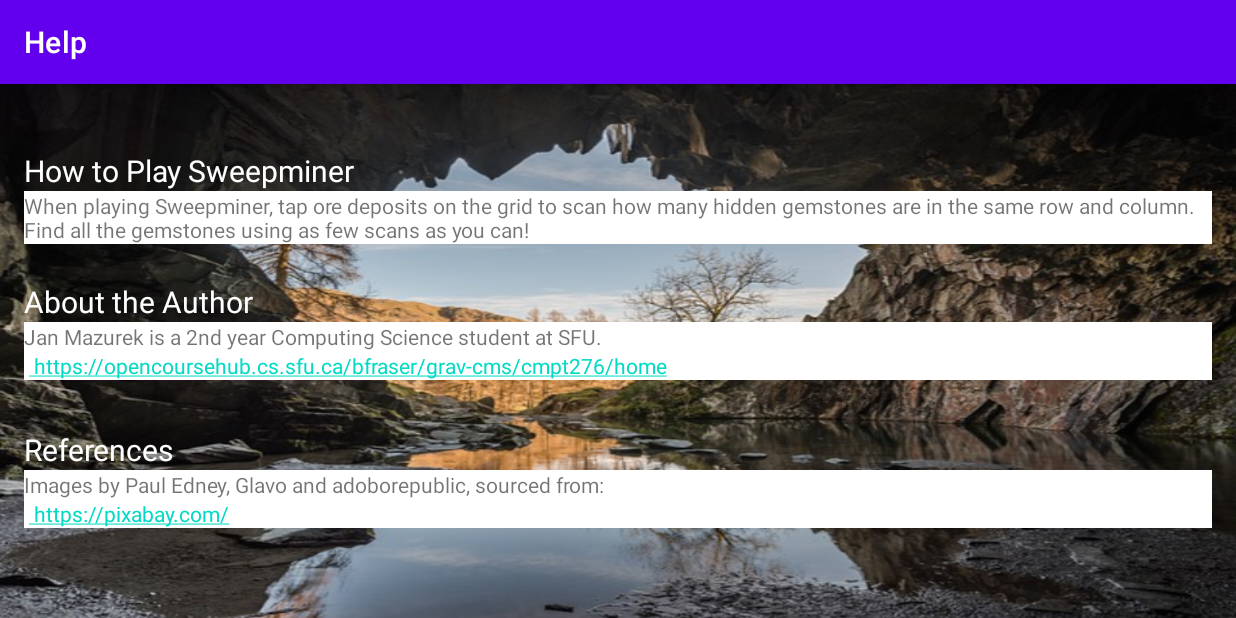
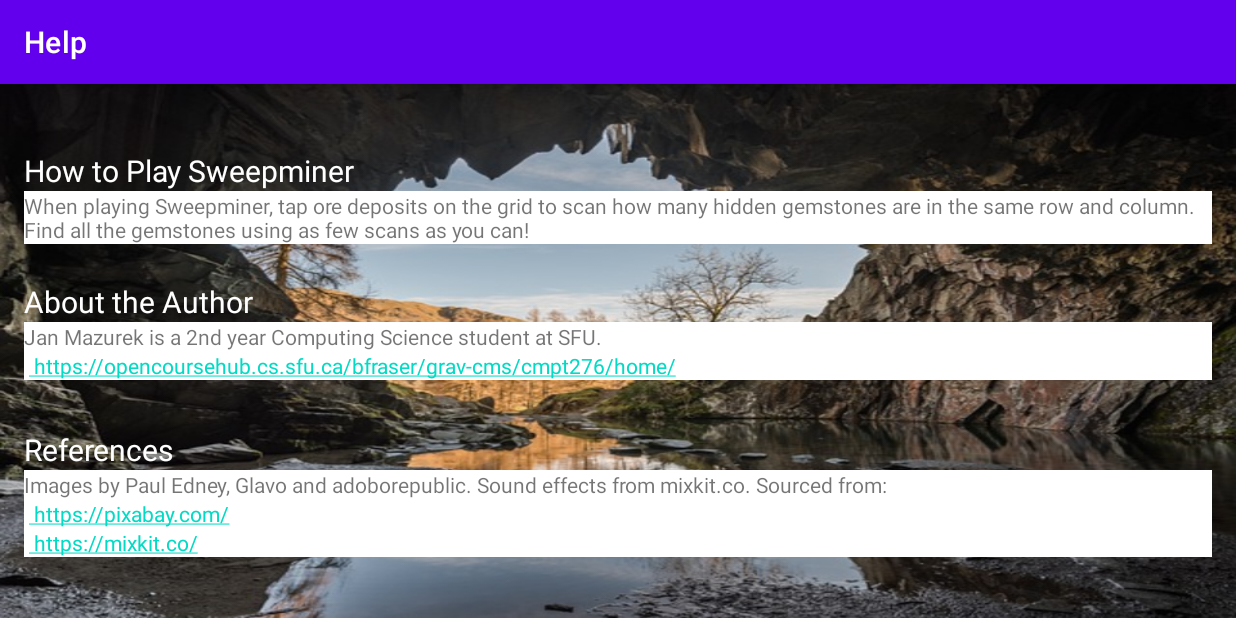
Before and after one commit to Maiquey/Sweepminer, an Android app: the HelpScreen screen opened directly, with no data from a screen before it, on a phone screen of 824 x 412 dp (held sideways). Run offline under Robolectric (Android 15) with nearby library versions, the phone set to English and light mode, and no system bars; our stand-ins replace navigation-ui.

Commit message:
Add sound effects for game play.
Add sound effects when clicking on cells in game grid. Add references for sound effects.

```diff
--- a/app/src/main/java/ca/cmpt276/as3/HelpScreen.java
+++ b/app/src/main/java/ca/cmpt276/as3/HelpScreen.java
@@ -39,6 +39,9 @@ public class HelpScreen extends AppCompatActivity {
 
         TextView link2 = findViewById(R.id.text_image_link);
         link2.setMovementMethod(LinkMovementMethod.getInstance());
+
+        TextView link3 = findViewById(R.id.sound_website_link);
+        link3.setMovementMethod(LinkMovementMethod.getInstance());
     }
 
 
--- a/app/src/main/java/ca/cmpt276/as3/MainActivity.java
+++ b/app/src/main/java/ca/cmpt276/as3/MainActivity.java
@@ -6,13 +6,10 @@ import androidx.appcompat.app.AppCompatActivity;
 import android.view.View;
 import androidx.navigation.ui.AppBarConfiguration;
 import ca.cmpt276.as3.databinding.ActivityMainBinding;
-
 import android.view.animation.AnimationUtils;
 import android.widget.Button;
 import android.widget.ImageView;
 import android.widget.TextView;
-
-import org.w3c.dom.Text;
 
 /*
     Activity for welcome screen
--- a/app/src/main/java/ca/cmpt276/as3/model/Cell.java
+++ b/app/src/main/java/ca/cmpt276/as3/model/Cell.java
@@ -5,7 +5,7 @@ package ca.cmpt276.as3.model;
  */
 
 public class Cell {
-    private boolean hasMine;
+    private final boolean hasMine;
     private boolean mineRevealed;
     private boolean isScanned;
     private int nearbyHidden;
--- a/app/src/main/res/layout/content_help_screen.xml
+++ b/app/src/main/res/layout/content_help_screen.xml
@@ -118,4 +118,16 @@
         app:layout_constraintEnd_toEndOf="parent"
         app:layout_constraintStart_toStartOf="parent"
         app:layout_constraintTop_toBottomOf="@+id/text_references" />
+
+    <TextView
+        android:id="@+id/sound_website_link"
+        android:layout_width="match_parent"
+        android:layout_height="wrap_content"
+        android:layout_marginStart="16dp"
+        android:layout_marginEnd="16dp"
+        android:background="#FFFFFF"
+        android:text="@string/sound_website"
+        app:layout_constraintEnd_toEndOf="parent"
+        app:layout_constraintStart_toStartOf="parent"
+        app:layout_constraintTop_toBottomOf="@+id/text_image_link" />
 </androidx.constraintlayout.widget.ConstraintLayout>
--- a/app/src/main/res/values/strings.xml
+++ b/app/src/main/res/values/strings.xml
@@ -8,11 +8,14 @@
     <string name="previous">Previous</string>
 
     <string name="cmpt276_website">
-        <a href="https://opencoursehub.cs.sfu.ca/bfraser/grav-cms/cmpt276/home">
-            https://opencoursehub.cs.sfu.ca/bfraser/grav-cms/cmpt276/home</a></string>
+        <a href="https://opencoursehub.cs.sfu.ca/bfraser/grav-cms/cmpt276/home/">
+            https://opencoursehub.cs.sfu.ca/bfraser/grav-cms/cmpt276/home/</a></string>
     <string name="image_website">
         <a href="https://pixabay.com/">
             https://pixabay.com/</a></string>
+    <string name="sound_website">
+        <a href="https://mixkit.co/">
+            https://mixkit.co/</a></string>
     <string name="title_activity_main_menu">Main Menu</string>
     <string name="title_activity_options">Options</string>
     <string name="title_activity_help_screen">Help</string>
@@ -23,7 +26,7 @@
     <string name="about_author">Jan Mazurek is a 2nd year Computing Science student at SFU.</string>
     <string name="references">References</string>
     <string name="about_the_author">About the Author</string>
-    <string name="image_artists">Images by Paul Edney, Glavo and adoborepublic, sourced from:</string>
+    <string name="image_artists">Images by Paul Edney, Glavo and adoborepublic. Sound effects from mixkit.co. Sourced from:</string>
     <string name="game_instructions">When playing Sweepminer, tap ore deposits on the grid to scan how many hidden gemstones are in the same row and column. Find all the gemstones using as few scans as you can!</string>
     <string name="game_instruction_title">How to Play Sweepminer</string>
     <string name="play_game">Play Game</string>
```
Also changed, not shown: app/src/main/java/ca/cmpt276/as3/GameActivity.java (+24 -0 lines), 2 other files.
